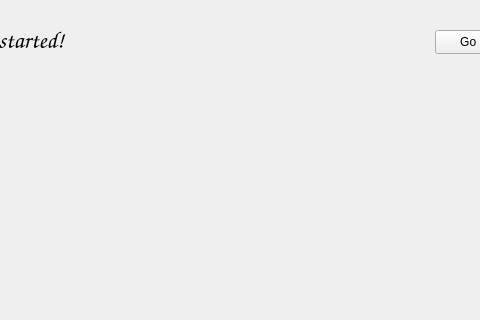
First picture: the form in app/GameScreenWidget.ui, repository onisimm/Cookie-Byte-10LF323, before the edit; both pictures show x 95 to 575 and y 0 to 320 of the 750 by 600 pixel window.
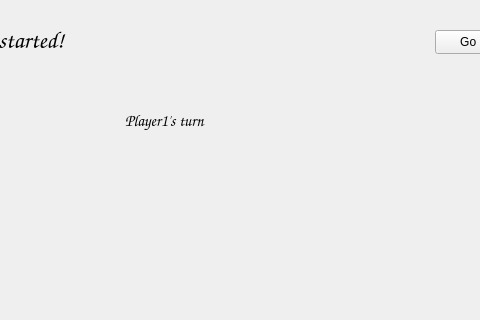
Second picture: the form after the edit.

Commit message: Added player turns

```diff
--- a/app/GameScreenWidget.ui
+++ b/app/GameScreenWidget.ui
@@ -56,6 +56,31 @@
    </property>
    <layout class="QGridLayout" name="mainLayout"/>
   </widget>
+  <widget class="QLabel" name="playerTurnLabel">
+   <property name="geometry">
+    <rect>
+     <x>220</x>
+     <y>80</y>
+     <width>231</width>
+     <height>81</height>
+    </rect>
+   </property>
+   <property name="font">
+    <font>
+     <family>Comic Sans MS</family>
+     <pointsize>12</pointsize>
+    </font>
+   </property>
+   <property name="autoFillBackground">
+    <bool>false</bool>
+   </property>
+   <property name="text">
+    <string>Player1's turn</string>
+   </property>
+   <property name="scaledContents">
+    <bool>false</bool>
+   </property>
+  </widget>
  </widget>
  <resources/>
  <connections/>
```
The commit also changes 14 other files.
